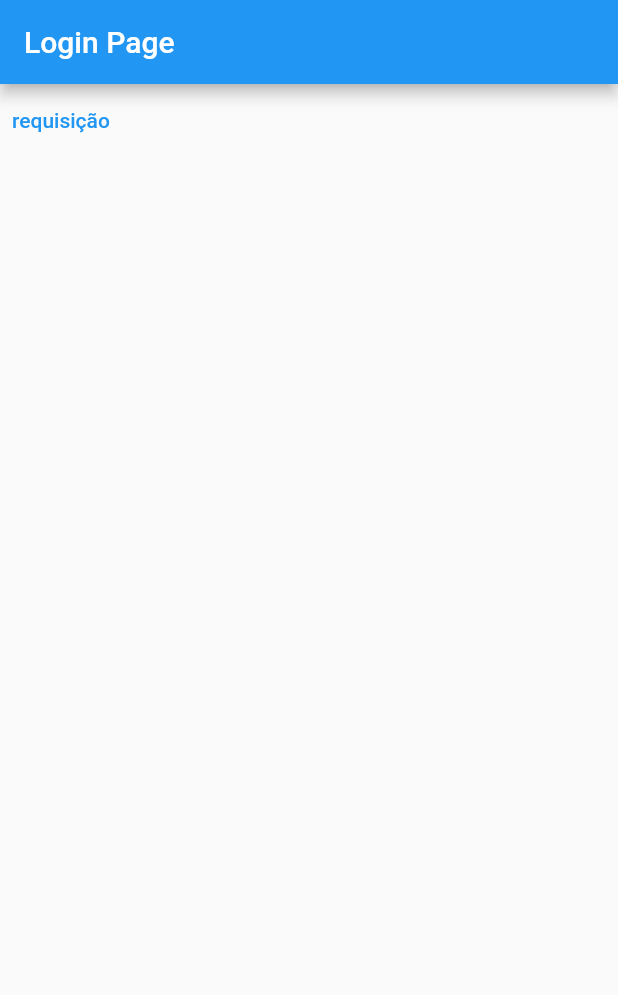
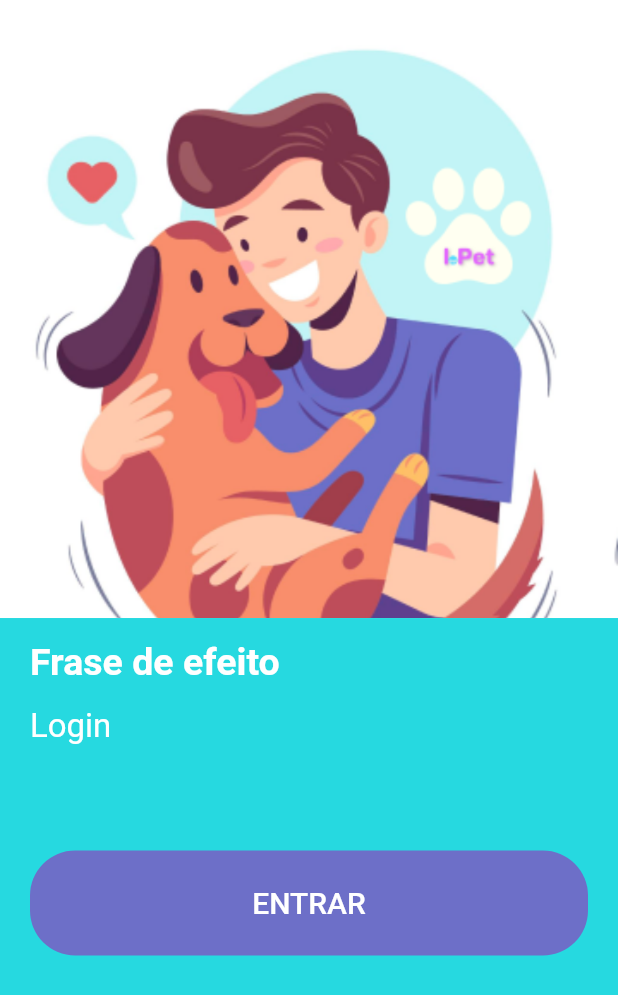
Before and after one commit to vitorekr/UnBArqDsw2022-2-2022.2_G4_IdotPet_Frontend, a Flutter app: the screen it shows after launch, on a phone screen of 412 x 824 dp. Shown: the top 995 px of the screen. Run offline on Flutter 3.47's test engine with Material 2 defaults, Android fonts, the phone set to English and light mode, and no system bars; our stand-ins replace dio, get.

Commit message:
#2 adicionada estrutura inicial com cores e imagem
Co-Authored-By: Luan Cavalcante <67024690+Luan-Cavalcante@users.noreply.github.com>
Co-Authored-By: herick lima <48794282+hericklima22@users.noreply.github.com>

```diff
--- a/lib/modules/auth/ui/login_page.dart
+++ b/lib/modules/auth/ui/login_page.dart
@@ -10,13 +10,97 @@ class LoginPage extends StatelessWidget {
   Widget build(BuildContext context) {
     final userApi = UserApi();
     return Scaffold(
-      appBar: AppBar(title: const Text("Login Page")),
-      body: TextButton(
-        onPressed: () async {
-          Get.offNamed(AppRoutes.signupPath());
-        },
-        child: const Text('requisição')
+      body: ListView(children: [
+      Container(
+        height: MediaQuery.of(context).size.height/1.9999,
+        width: double.infinity,
+        decoration: const BoxDecoration(
+          image: DecorationImage(
+              image: AssetImage("assets/father_dog2.png"),
+              fit: BoxFit.cover),
+        ),
       ),
+      Container(
+          height: MediaQuery.of(context).size.height,
+          color: const Color.fromRGBO(38, 217, 224, 1),
+          alignment: Alignment.topCenter,
+          padding: const EdgeInsets.only(
+          top : 15,
+          left: 20,
+          right: 20,
+        ),
+          // ignore: prefer_const_literals_to_create_immutables
+          child: ListView(children: [
+            const Text('Frase de efeito',
+              style: TextStyle(
+              color: Colors.white,
+              fontSize:25,
+              fontWeight: FontWeight.bold,
+
+              ),
+            ),
+
+            const SizedBox(
+              height:15
+
+            ),
+
+            const Text('Login',
+              style: TextStyle(
+              color: Colors.white,
+              fontSize:22,
+              ),
+            ),
+            const SizedBox(
+              height: 25,
+            ),
+            //buildEmail(),
+            const SizedBox(
+              height: 20,
+            ),
+           // buildPassword(),
+            const SizedBox(
+              height: 25,
+            ),
+            Container(
+              height: 70,
+              alignment: Alignment.center,
+              // ignore: prefer_const_constructors
+              decoration: BoxDecoration(
+                color: const Color.fromRGBO(109, 111, 200, 1),
+                borderRadius: const BorderRadius.all(
+                Radius.circular(30)
+               )
+
+
+              ),
+
+              child: SizedBox.expand(
+
+                child: TextButton(
+
+                    child:
+                      Row(
+                        mainAxisAlignment: MainAxisAlignment.center,
+
+                        // ignore: prefer_const_literals_to_create_immutables
+                        children: <Widget>[
+                          const Text('ENTRAR',
+                            style: TextStyle(color: Colors.white,
+                            fontSize: 20,
+
+
+                            ),
+                          ),
+                        ]),
+                    onPressed: () => {},
+                ),
+              ),
+            ),
+        ]),
+      ),
+    ]),
+
     );
   }
 
```
